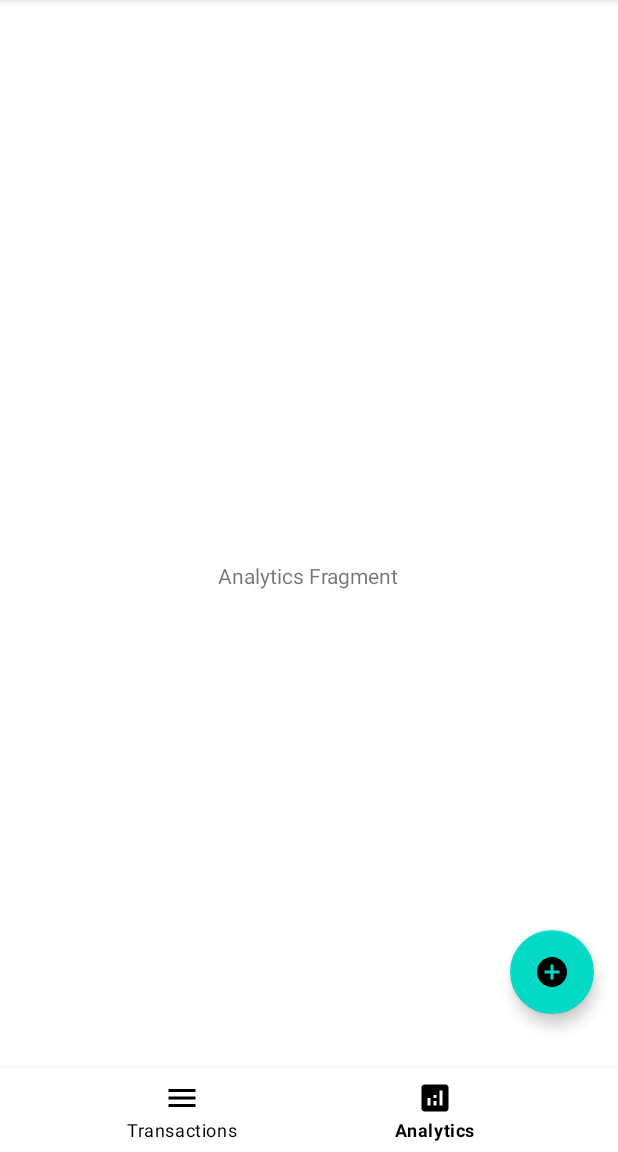
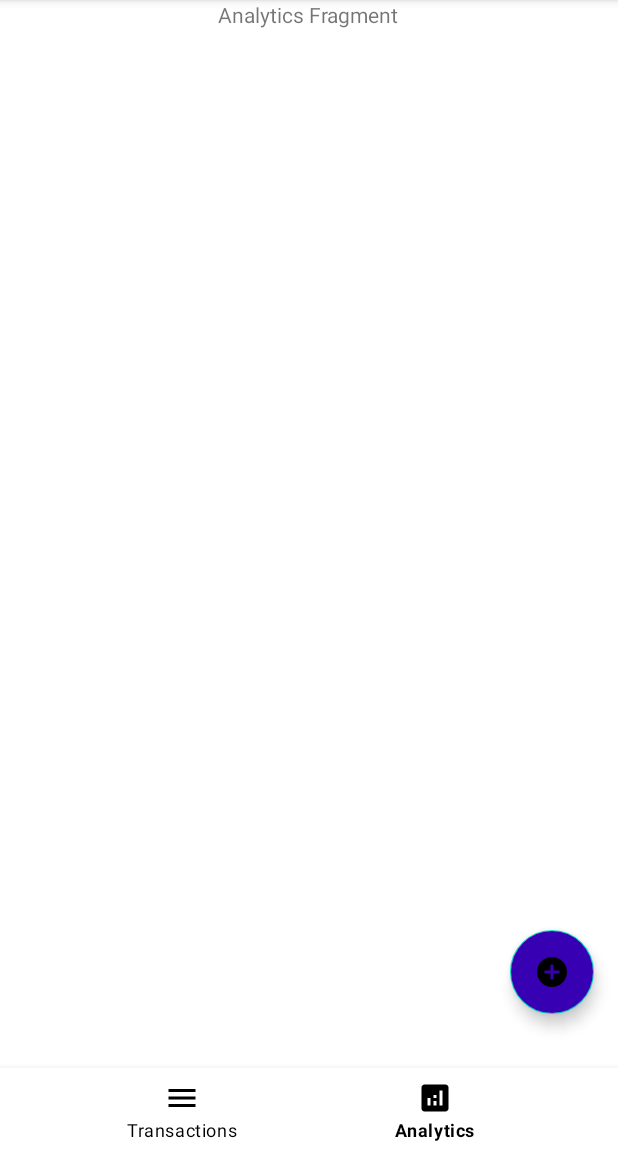
Before and after one commit to ongjx/MobileAppIS461, an Android app: the screen it shows after launch (MainActivity), item 2 of the bottom bar chosen, on a phone screen of 412 x 824 dp, the part 84-1236 px from its top. Run offline under Robolectric (Android 15) with nearby library versions, the phone set to English and light mode, and no system bars; 2 statements that could not run were skipped.

Commit message:
navbar update

```diff
--- a/GitRich/app/build.gradle
+++ b/GitRich/app/build.gradle
@@ -13,6 +13,7 @@ android {
         targetSdkVersion 30
         versionCode 1
         versionName "1.0"
+        vectorDrawables.useSupportLibrary = true
 
         testInstrumentationRunner "androidx.test.runner.AndroidJUnitRunner"
     }
--- /dev/null
+++ b/GitRich/app/src/main/res/anim/from_bottom_anim.xml
@@ -0,0 +1,21 @@
+<?xml version="1.0" encoding="utf-8"?>
+<set xmlns:android="http://schemas.android.com/apk/res/android"
+    android:fillAfter="true">
+    <translate
+        android:fromYDelta="100%"
+        android:toYDelta="0%"
+        android:duration="300" />
+
+    <scale
+        android:pivotY="50%"
+        android:pivotX="50%"
+        android:toXScale="0.8"
+        android:toYScale="0.8"
+        />
+
+    <alpha
+        android:duration="800"
+        android:fromAlpha="0"
+        android:toAlpha="100"
+        />
+</set>
--- /dev/null
+++ b/GitRich/app/src/main/res/anim/rotate_close_anim.xml
@@ -0,0 +1,10 @@
+<?xml version="1.0" encoding="utf-8"?>
+<set xmlns:android="http://schemas.android.com/apk/res/android"
+    android:fillAfter="true">
+    <rotate
+        android:pivotX="50%"
+        android:pivotY="50%"
+        android:fromDegrees="45"
+        android:toDegrees="0"
+        android:duration="300" />
+</set>
--- /dev/null
+++ b/GitRich/app/src/main/res/anim/rotate_open_anim.xml
@@ -0,0 +1,10 @@
+<?xml version="1.0" encoding="utf-8"?>
+<set xmlns:android="http://schemas.android.com/apk/res/android"
+    android:fillAfter="true">
+    <rotate
+        android:pivotX="50%"
+        android:pivotY="50%"
+        android:fromDegrees="0"
+        android:toDegrees="45"
+        android:duration="300" />
+</set>
--- /dev/null
+++ b/GitRich/app/src/main/res/anim/to_bottom_anim.xml
@@ -0,0 +1,24 @@
+<?xml version="1.0" encoding="utf-8"?>
+<set xmlns:android="http://schemas.android.com/apk/res/android"
+    android:fillAfter="true">
+    <translate
+        android:fromYDelta="0%"
+        android:toYDelta="100%"
+        android:duration="300" />
+
+    <scale
+        android:pivotY="50%"
+        android:pivotX="50%"
+        android:fromXScale="0.8"
+        android:fromYScale="0.8"
+        android:toXScale="0.8"
+        android:toYScale="0.8"
+        />
+
+    <alpha
+        android:duration="150"
+        android:fromAlpha="1"
+        android:toAlpha="0"
+        />
+
+</set>
--- a/GitRich/app/src/main/res/layout/activity_main.xml
+++ b/GitRich/app/src/main/res/layout/activity_main.xml
@@ -32,25 +32,76 @@
         app:menu="@menu/nav_menu" />
 
     <com.google.android.material.floatingactionbutton.FloatingActionButton
-        android:id="@+id/floatingActionButton2"
+        android:id="@+id/drawer"
         android:layout_width="wrap_content"
         android:layout_height="wrap_content"
         android:layout_marginEnd="16dp"
         android:layout_marginBottom="36dp"
+        android:backgroundTint="@color/design_default_color_primary_variant"
         android:clickable="true"
+        android:focusable="true"
         app:layout_constraintBottom_toTopOf="@+id/bottom_nav"
         app:layout_constraintEnd_toEndOf="parent"
         app:srcCompat="@drawable/ic_add" />
 
-        <FrameLayout
-            android:id="@+id/fl_wrapper"
-            android:layout_width="match_parent"
-            android:layout_height="match_parent"
-            android:layout_above="@id/bottom_nav"
-            >
+    <FrameLayout
+        android:id="@+id/fl_wrapper"
+        android:layout_width="match_parent"
+        android:layout_height="wrap_content"
+        android:layout_above="@id/bottom_nav"
+        app:layout_constraintTop_toTopOf="parent"
+        tools:layout_editor_absoluteX="0dp">
 
 
-        </FrameLayout>
+    </FrameLayout>
+
+    <com.google.android.material.floatingactionbutton.FloatingActionButton
+        android:id="@+id/voice"
+        android:layout_width="wrap_content"
+        android:layout_height="wrap_content"
+        android:layout_marginBottom="30dp"
+        android:clickable="true"
+        android:focusable="true"
+        android:visibility="invisible"
+        app:layout_constraintBottom_toTopOf="@+id/drawer"
+        app:layout_constraintEnd_toEndOf="@+id/drawer"
+        app:srcCompat="@drawable/ic_voice" />
+
+    <com.google.android.material.floatingactionbutton.FloatingActionButton
+        android:id="@+id/ocr"
+        android:layout_width="wrap_content"
+        android:layout_height="wrap_content"
+        android:layout_marginBottom="24dp"
+        android:clickable="true"
+        android:focusable="true"
+        android:visibility="invisible"
+        app:layout_constraintBottom_toTopOf="@+id/voice"
+        app:layout_constraintEnd_toEndOf="@+id/voice"
+        app:srcCompat="@drawable/ic_ocr" />
+
+    <com.google.android.material.floatingactionbutton.FloatingActionButton
+        android:id="@+id/qr"
+        android:layout_width="wrap_content"
+        android:layout_height="wrap_content"
+        android:layout_marginBottom="24dp"
+        android:clickable="true"
+        android:focusable="true"
+        android:visibility="invisible"
+        app:layout_constraintBottom_toTopOf="@+id/ocr"
+        app:layout_constraintEnd_toEndOf="@+id/ocr"
+        app:srcCompat="@drawable/ic_qr" />
+
+    <com.google.android.material.floatingactionbutton.FloatingActionButton
+        android:id="@+id/manual"
+        android:layout_width="wrap_content"
+        android:layout_height="wrap_content"
+        android:layout_marginBottom="21dp"
+        android:clickable="true"
+        android:focusable="true"
+        android:visibility="invisible"
+        app:layout_constraintBottom_toTopOf="@+id/qr"
+        app:layout_constraintEnd_toEndOf="@+id/qr"
+        app:srcCompat="@drawable/ic_manual" />
 
 
     <!--    <Button-->
```
Also changed, not shown: GitRich/app/src/main/java/com/example/gitrich/MainActivity.kt (+94 -18 lines).
